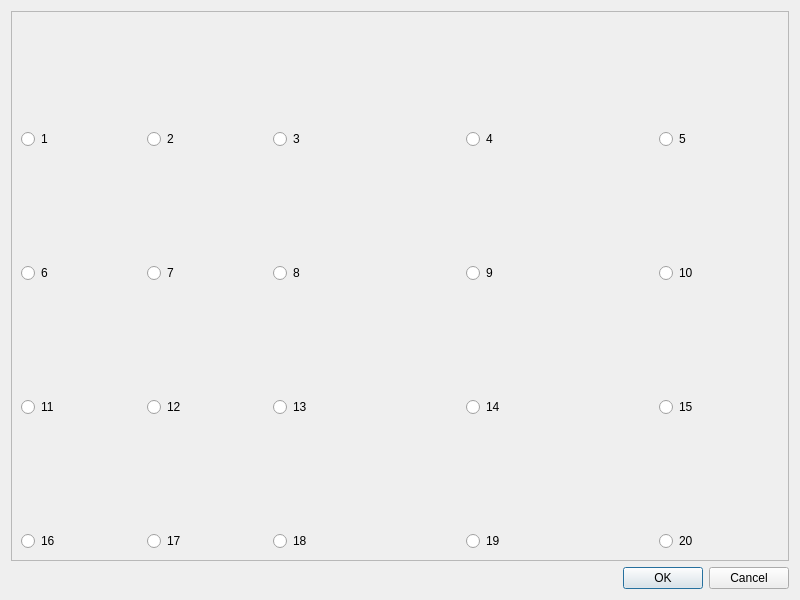
Above: image_search.ui from pekempy/NFOBuilder before the change. Below: the same form after it.
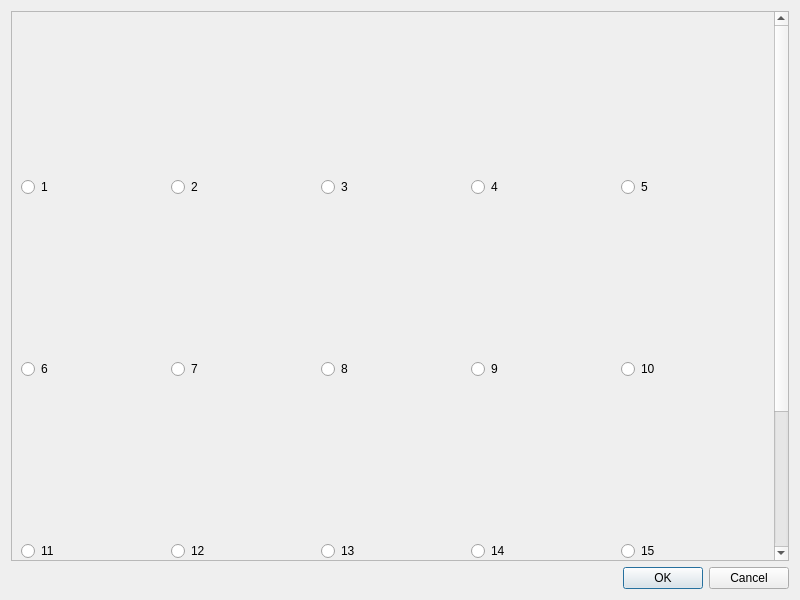
That is the form after the change.

Patch:
```diff
--- a/image_search.ui
+++ b/image_search.ui
@@ -27,8 +27,8 @@
        <rect>
         <x>0</x>
         <y>0</y>
-        <width>784</width>
-        <height>544</height>
+        <width>763</width>
+        <height>744</height>
        </rect>
       </property>
       <layout class="QGridLayout" name="gridLayout_2">
@@ -60,10 +60,16 @@
          </item>
          <item row="1" column="2">
           <widget class="QLabel" name="img1">
+           <property name="minimumSize">
+            <size>
+             <width>0</width>
+             <height>150</height>
+            </size>
+           </property>
            <property name="maximumSize">
             <size>
-             <width>120</width>
-             <height>120</height>
+             <width>16777215</width>
+             <height>150</height>
             </size>
            </property>
            <property name="text">
@@ -79,10 +85,16 @@
          </item>
          <item row="5" column="3">
           <widget class="QLabel" name="img12">
+           <property name="minimumSize">
+            <size>
+             <width>0</width>
+             <height>150</height>
+            </size>
+           </property>
            <property name="maximumSize">
             <size>
-             <width>120</width>
-             <height>120</height>
+             <width>16777215</width>
+             <height>150</height>
             </size>
            </property>
            <property name="text">
@@ -140,6 +152,12 @@
          </item>
          <item row="1" column="3">
           <widget class="QLabel" name="img2">
+           <property name="minimumSize">
+            <size>
+             <width>0</width>
+             <height>150</height>
+            </size>
+           </property>
            <property name="maximumSize">
             <size>
              <width>16777215</width>
@@ -159,6 +177,12 @@
          </item>
          <item row="3" column="2">
           <widget class="QLabel" name="img6">
+           <property name="minimumSize">
+            <size>
+             <width>0</width>
+             <height>150</height>
+            </size>
+           </property>
            <property name="maximumSize">
             <size>
              <width>16777215</width>
@@ -217,10 +241,16 @@
          </item>
          <item row="3" column="6">
           <widget class="QLabel" name="img10">
+           <property name="minimumSize">
+            <size>
+             <width>0</width>
+             <height>150</height>
+            </size>
+           </property>
            <property name="maximumSize">
             <size>
-             <width>120</width>
-             <height>120</height>
+             <width>16777215</width>
+             <height>150</height>
             </size>
            </property>
            <property name="text">
@@ -236,6 +266,12 @@
          </item>
          <item row="3" column="3">
           <widget class="QLabel" name="img7">
+           <property name="minimumSize">
+            <size>
+             <width>0</width>
+             <height>150</height>
+            </size>
+           </property>
            <property name="maximumSize">
             <size>
              <width>16777215</width>
@@ -269,10 +305,16 @@
          </item>
          <item row="5" column="2">
           <widget class="QLabel" name="img11">
+           <property name="minimumSize">
+            <size>
+             <width>0</width>
+             <height>150</height>
+            </size>
+           </property>
            <property name="maximumSize">
             <size>
-             <width>120</width>
-             <height>120</height>
+             <width>16777215</width>
+             <height>150</height>
             </size>
            </property>
            <property name="text">
@@ -332,6 +374,12 @@
          </item>
          <item row="3" column="5">
           <widget class="QLabel" name="img9">
+           <property name="minimumSize">
+            <size>
+             <width>0</width>
+             <height>150</height>
+            </size>
+           </property>
            <property name="maximumSize">
             <size>
              <width>16777215</width>
@@ -358,6 +406,12 @@
          </item>
          <item row="5" column="5">
           <widget class="QLabel" name="img14">
+           <property name="minimumSize">
+            <size>
+             <width>0</width>
+             <height>150</height>
+            </size>
+           </property>
            <property name="maximumSize">
             <size>
              <width>16777215</width>
@@ -377,6 +431,12 @@
          </item>
          <item row="5" column="6">
           <widget class="QLabel" name="img15">
+           <property name="minimumSize">
+            <size>
+             <width>0</width>
+             <height>150</height>
+            </size>
+           </property>
            <property name="maximumSize">
             <size>
              <width>16777215</width>
@@ -396,6 +456,12 @@
          </item>
          <item row="5" column="4">
           <widget class="QLabel" name="img13">
+           <property name="minimumSize">
+            <size>
+             <width>0</width>
+             <height>150</height>
+            </size>
+           </property>
            <property name="maximumSize">
             <size>
              <width>16777215</width>
@@ -415,6 +481,12 @@
          </item>
          <item row="7" column="6">
           <widget class="QLabel" name="img20">
+           <property name="minimumSize">
+            <size>
+             <width>0</width>
+             <height>150</height>
+            </size>
+           </property>
            <property name="maximumSize">
             <size>
              <width>16777215</width>
@@ -468,6 +540,12 @@
          </item>
          <item row="1" column="6">
           <widget class="QLabel" name="img5">
+           <property name="minimumSize">
+            <size>
+             <width>0</width>
+             <height>150</height>
+            </size>
+           </property>
            <property name="maximumSize">
             <size>
              <width>16777215</width>
@@ -487,6 +565,12 @@
          </item>
          <item row="1" column="4">
           <widget class="QLabel" name="img3">
+           <property name="minimumSize">
+            <size>
+             <width>0</width>
+             <height>150</height>
+            </size>
+           </property>
            <property name="maximumSize">
             <size>
              <width>16777215</width>
@@ -506,6 +590,12 @@
          </item>
          <item row="1" column="5">
           <widget class="QLabel" name="img4">
+           <property name="minimumSize">
+            <size>
+             <width>0</width>
+             <height>150</height>
+            </size>
+           </property>
            <property name="maximumSize">
             <size>
              <width>16777215</width>
@@ -525,6 +615,12 @@
          </item>
          <item row="3" column="4">
           <widget class="QLabel" name="img8">
+           <property name="minimumSize">
+            <size>
+             <width>0</width>
+             <height>150</height>
+            </size>
+           </property>
            <property name="maximumSize">
             <size>
              <width>16777215</width>
```
Left out of the diff: 24 changed lines with no effect on the pictures.
